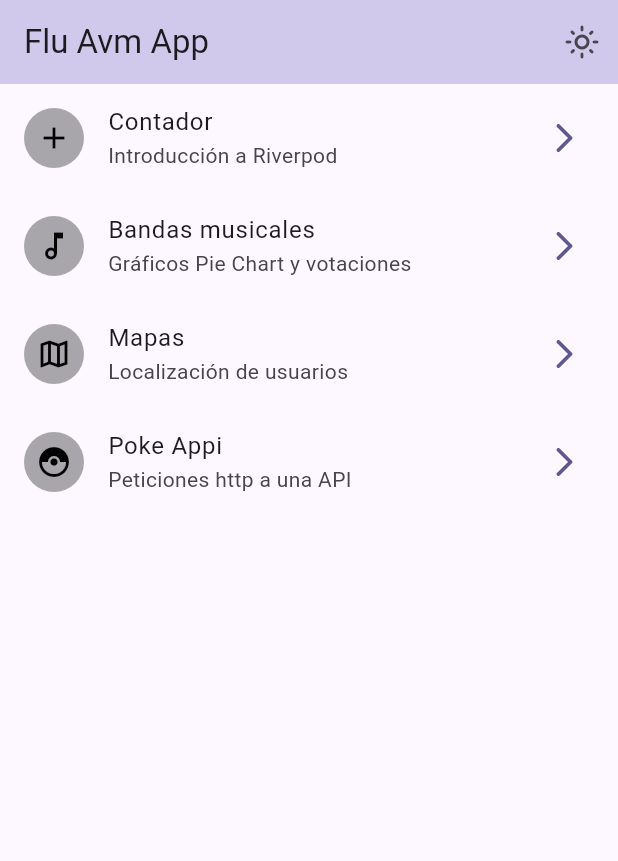
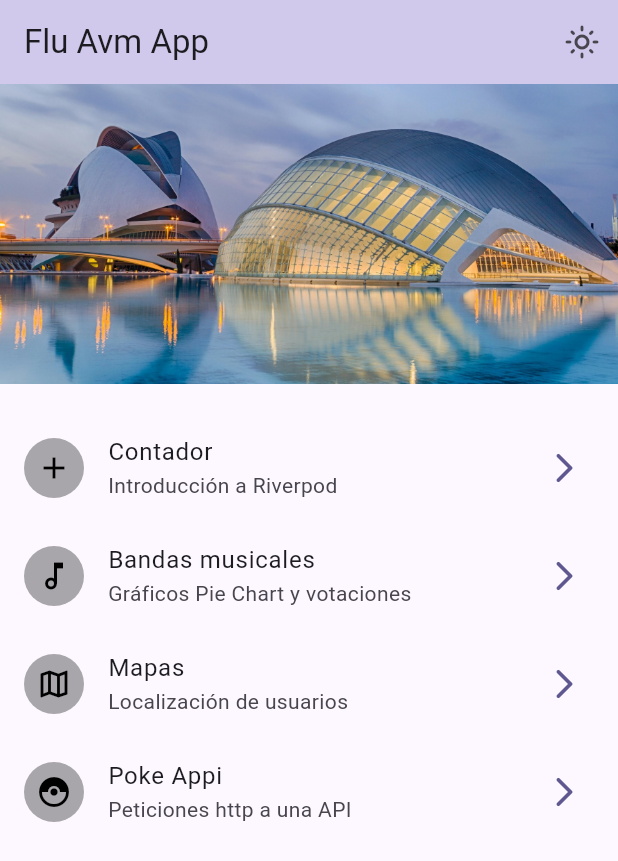
Before and after one commit to mariabrito03/flu_avm, a Flutter app: the DomusScreen screen opened by its route, on a phone screen of 412 x 824 dp. Shown: the top 861 px of the screen. Run offline on Flutter 3.47's test engine with Material 3 defaults, Android fonts, the phone set to English and light mode, and no system bars; our stand-ins replace dio, flutter_riverpod, go_router, google_fonts, pie_chart, socket_io_client; missing offline and left inert: mapbox_maps_flutter.

Commit message:
mbrical: Implementar imagen valencia.jpg en la pantalla Domus_Screen con espacio

```diff
--- a/FLUTTER/flu_avm/lib/presentation/screens/domus/domus_screen.dart
+++ b/FLUTTER/flu_avm/lib/presentation/screens/domus/domus_screen.dart
@@ -33,7 +33,24 @@ class DomusScreen extends ConsumerWidget {
           ))
         ],
       ),
-      body: _DomusView(),
+      body: Column(
+          children: [
+            // Imagen Valencia
+            Image.asset(
+              'assets/valencia.jpg',
+              width: double.infinity,
+              height: 200,
+              fit: BoxFit.cover,
+            ),
+            // Lista de pantallas
+            Expanded(
+               child: Padding(
+                padding: const EdgeInsets.only(top: 20),
+                child: _DomusView(),
+              ),
+            ),
+          ],
+        ),
     );
   }
 }
--- a/FLUTTER/flu_avm/lib/presentation/screens/pokemons/pokemons_screen.dart
+++ b/FLUTTER/flu_avm/lib/presentation/screens/pokemons/pokemons_screen.dart
@@ -64,7 +64,7 @@ Widget build(BuildContext context) {
       SliverAppBar(
         floating: true,
         title: Text('Pokemons'),
-        backgroundColor: Theme.of(context).secondaryHeaderColor.withValues(alpha: 0.5),
+        backgroundColor: Theme.of(context).secondaryHeaderColor.withValues(alpha: 0.6),
       ),
       _PokemonGrid(), // SliverAppBar
       ],
```
